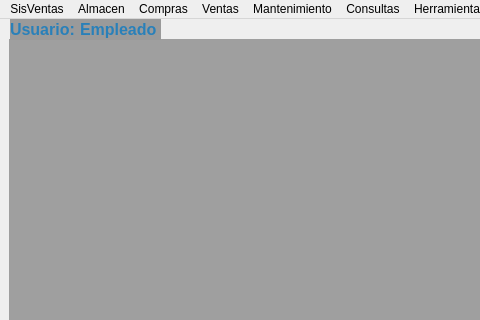
Above: Sistema de ventas/ui/FrmPrincipal.ui from CodeDrTech/DevelopPython before the change; both pictures show x 0 to 480 and y 0 to 320 of the 1236 by 874 pixel window. Below: the same form after it.
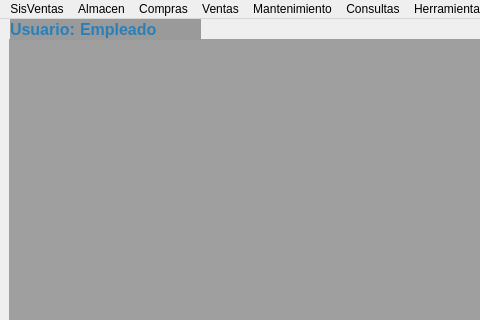
That is the form after the change.

Diff of the .ui file:
```diff
--- a/Sistema de ventas/ui/FrmPrincipal.ui
+++ b/Sistema de ventas/ui/FrmPrincipal.ui
@@ -71,7 +71,7 @@
      <rect>
       <x>80</x>
       <y>0</y>
-      <width>81</width>
+      <width>121</width>
       <height>21</height>
      </rect>
     </property>
```
Left out of the diff: 2 changed lines with no effect on the pictures.
